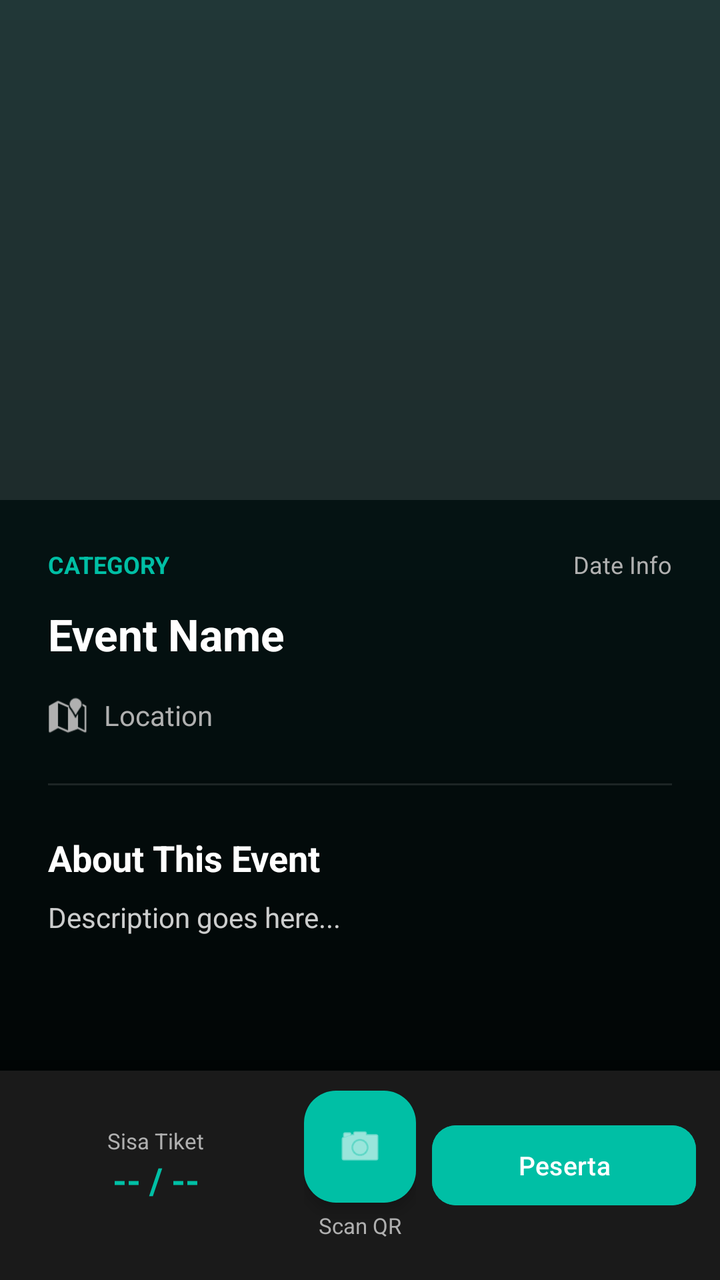
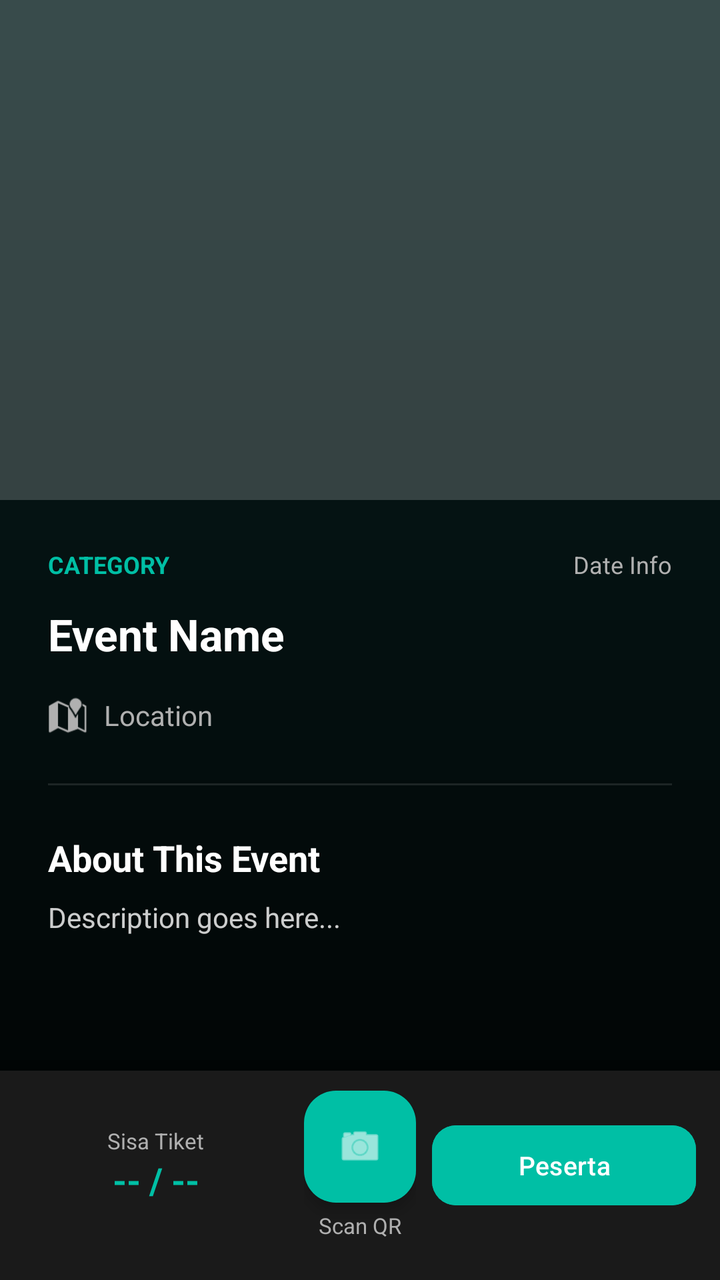

Compare the two renders of this Android layout. The source of the first and the diff that turns it into the second are given below.
<!-- AndroidManifest.xml: application theme Theme.CampusConnectProject -->
<!-- res/layout/activity_detail_panitia_event.xml -->
<?xml version="1.0" encoding="utf-8"?>
<androidx.constraintlayout.widget.ConstraintLayout
    xmlns:android="http://schemas.android.com/apk/res/android"
    xmlns:app="http://schemas.android.com/apk/res-auto"
    xmlns:tools="http://schemas.android.com/tools"
    android:layout_width="match_parent"
    android:layout_height="match_parent"
    android:background="@drawable/bg_main_gradient"
    tools:context=".ui.panitia.DetailPanitiaEventActivity">

    <ScrollView
        android:layout_width="match_parent"
        android:layout_height="0dp"
        android:fillViewport="true"
        app:layout_constraintTop_toTopOf="parent"
        app:layout_constraintBottom_toTopOf="@id/bottomBar">

        <LinearLayout
            android:layout_width="match_parent"
            android:layout_height="wrap_content"
            android:orientation="vertical"
            android:paddingBottom="24dp">

            <ImageView
                android:id="@+id/ivDetailPoster"
                android:layout_width="match_parent"
                android:layout_height="250dp"
                android:scaleType="centerCrop"
                android:background="#1AFFFFFF" />

            <LinearLayout
                android:layout_width="match_parent"
                android:layout_height="wrap_content"
                android:orientation="vertical"
                android:padding="24dp">

                <RelativeLayout
                    android:layout_width="match_parent"
                    android:layout_height="wrap_content"
                    android:layout_marginBottom="12dp">

                    <TextView
                        android:id="@+id/tvDetailCategory"
                        android:layout_width="wrap_content"
                        android:layout_height="wrap_content"
                        android:text="CATEGORY"
                        android:textColor="@color/warna_primer"
                        android:textSize="12sp"
                        android:textStyle="bold" />

                    <TextView
                        android:id="@+id/tvDetailDate"
                        android:layout_width="wrap_content"
                        android:layout_height="wrap_content"
                        android:layout_alignParentEnd="true"
                        android:text="Date Info"
                        android:textColor="#B0B0B0"
                        android:textSize="12sp" />
                </RelativeLayout>

                <TextView
                    android:id="@+id/tvDetailTitle"
                    android:layout_width="match_parent"
                    android:layout_height="wrap_content"
                    android:text="Event Name"
                    android:textColor="@color/white"
                    android:textSize="22sp"
                    android:textStyle="bold"
                    android:layout_marginBottom="16dp" />

                <LinearLayout
                    android:layout_width="match_parent"
                    android:layout_height="wrap_content"
                    android:orientation="horizontal"
                    android:gravity="center_vertical"
                    android:layout_marginBottom="24dp">

                    <ImageView
                        android:layout_width="20dp"
                        android:layout_height="20dp"
                        android:src="@android:drawable/ic_dialog_map"
                        app:tint="#B0B0B0"
                        android:layout_marginEnd="8dp" />

                    <TextView
                        android:id="@+id/tvDetailLocation"
                        android:layout_width="wrap_content"
                        android:layout_height="wrap_content"
                        android:text="Location"
                        android:textColor="#B0B0B0"
                        android:textSize="14sp" />
                </LinearLayout>

                <View
                    android:layout_width="match_parent"
                    android:layout_height="1dp"
                    android:background="#1AFFFFFF"
                    android:layout_marginBottom="24dp" />

                <TextView
                    android:layout_width="match_parent"
                    android:layout_height="wrap_content"
                    android:text="About This Event"
                    android:textColor="@color/white"
                    android:textSize="18sp"
                    android:textStyle="bold"
                    android:layout_marginBottom="8dp" />

                <TextView
                    android:id="@+id/tvDetailDescription"
                    android:layout_width="match_parent"
                    android:layout_height="wrap_content"
                    android:text="Description goes here..."
                    android:textColor="#CCFFFFFF"
                    android:textSize="14sp"
                    android:lineSpacingExtra="4dp" />

            </LinearLayout>
        </LinearLayout>
    </ScrollView>

    <LinearLayout
        android:id="@+id/bottomBar"
        android:layout_width="match_parent"
        android:layout_height="wrap_content"
        android:orientation="horizontal"
        android:background="#1A1A1A"
        android:paddingStart="12dp"
        android:paddingEnd="12dp"
        android:paddingTop="10dp"
        android:paddingBottom="20dp"
        android:gravity="center_vertical"
        app:layout_constraintBottom_toBottomOf="parent">

        
        <LinearLayout
            android:layout_width="0dp"
            android:layout_height="wrap_content"
            android:layout_weight="1"
            android:orientation="vertical"
            android:gravity="center_horizontal">

            <TextView
                android:layout_width="wrap_content"
                android:layout_height="wrap_content"
                android:text="Sisa Tiket"
                android:textColor="#B0B0B0"
                android:textSize="11sp" />

            <TextView
                android:id="@+id/tvTicketsLeft"
                android:layout_width="wrap_content"
                android:layout_height="wrap_content"
                android:text="-- / --"
                android:textColor="@color/warna_primer"
                android:textStyle="bold"
                android:textSize="18sp" />
        </LinearLayout>

        
        <LinearLayout
            android:layout_width="wrap_content"
            android:layout_height="wrap_content"
            android:orientation="vertical"
            android:gravity="center_horizontal"
            android:layout_marginStart="8dp"
            android:layout_marginEnd="8dp">

            <com.google.android.material.floatingactionbutton.FloatingActionButton
                android:id="@+id/btnScanTicket"
                android:layout_width="wrap_content"
                android:layout_height="wrap_content"
                android:src="@android:drawable/ic_menu_camera"
                android:contentDescription="Scan Tiket QR"
                app:backgroundTint="@color/warna_primer"
                app:tint="@color/white"
                app:fabSize="normal"
                app:elevation="4dp" />

            <TextView
                android:layout_width="wrap_content"
                android:layout_height="wrap_content"
                android:layout_marginTop="4dp"
                android:text="Scan QR"
                android:textColor="#B0B0B0"
                android:textSize="11sp"
                android:gravity="center" />
        </LinearLayout>

        
        <LinearLayout
            android:layout_width="0dp"
            android:layout_height="wrap_content"
            android:layout_weight="1"
            android:orientation="vertical"
            android:gravity="center_horizontal">

            <Button
                android:id="@+id/btnManageParticipants"
                android:layout_width="match_parent"
                android:layout_height="48dp"
                android:text="Peserta"
                android:textAllCaps="false"
                android:textSize="13sp"
                android:textColor="@color/white"
                android:backgroundTint="@color/warna_primer"
                app:cornerRadius="12dp" />
        </LinearLayout>

    </LinearLayout>

</androidx.constraintlayout.widget.ConstraintLayout>
<!-- resources referenced by this layout -->
<resources>
  <color name="warna_primer">#00BFA5</color>
  <color name="white">#FFFFFFFF</color>
  <!-- drawable bg_main_gradient (drawable) -->
  <?xml version="1.0" encoding="utf-8"?>
  <shape xmlns:android="http://schemas.android.com/apk/res/android"
      android:shape="rectangle">
      <gradient
          android:angle="270"
          android:endColor="@color/bg_gradient_end"
          android:startColor="@color/bg_gradient_start"
          android:type="linear" />
  </shape>
  <style name="Theme.CampusConnectProject" parent="Base.Theme.CampusConnectProject" />
  <color name="bg_gradient_end">#000000</color>
  <color name="bg_gradient_start">#082020</color>
  <style name="Base.Theme.CampusConnectProject" parent="Theme.Material3.DayNight.NoActionBar">
          
          <item name="colorPrimary">@color/warna_primer</item>
          <item name="android:statusBarColor">@color/bg_gradient_start</item>
          <item name="android:navigationBarColor">@color/bg_gradient_end</item>
          <item name="android:windowBackground">@drawable/bg_main_gradient</item>
          <item name="android:forceDarkAllowed" tools:targetApi="q">false</item>
      </style>
</resources>

<!-- the commit's change to res/layout/activity_detail_panitia_event.xml (unified diff, before → after) -->
@@ -21,12 +21,36 @@
             android:orientation="vertical"
             android:paddingBottom="24dp">
 
-            <ImageView
-                android:id="@+id/ivDetailPoster"
+            <HorizontalScrollView
+                android:id="@+id/imageScroll"
                 android:layout_width="match_parent"
                 android:layout_height="250dp"
-                android:scaleType="centerCrop"
-                android:background="#1AFFFFFF" />
+                android:background="#1AFFFFFF"
+                android:fillViewport="true"
+                android:overScrollMode="ifContentScrolls"
+                android:scrollbars="none">
+
+                <LinearLayout
+                    android:layout_width="wrap_content"
+                    android:layout_height="match_parent"
+                    android:orientation="horizontal">
+
+                    <ImageView
+                        android:id="@+id/ivDetailHeaderImage"
+                        android:layout_width="360dp"
+                        android:layout_height="match_parent"
+                        android:background="#1AFFFFFF"
+                        android:scaleType="centerCrop" />
+
+                    <ImageView
+                        android:id="@+id/ivDetailGeneralImage"
+                        android:layout_width="220dp"
+                        android:layout_height="match_parent"
+                        android:layout_marginStart="8dp"
+                        android:background="#1AFFFFFF"
+                        android:scaleType="centerCrop" />
+                </LinearLayout>
+            </HorizontalScrollView>
 
             <LinearLayout
                 android:layout_width="match_parent"
